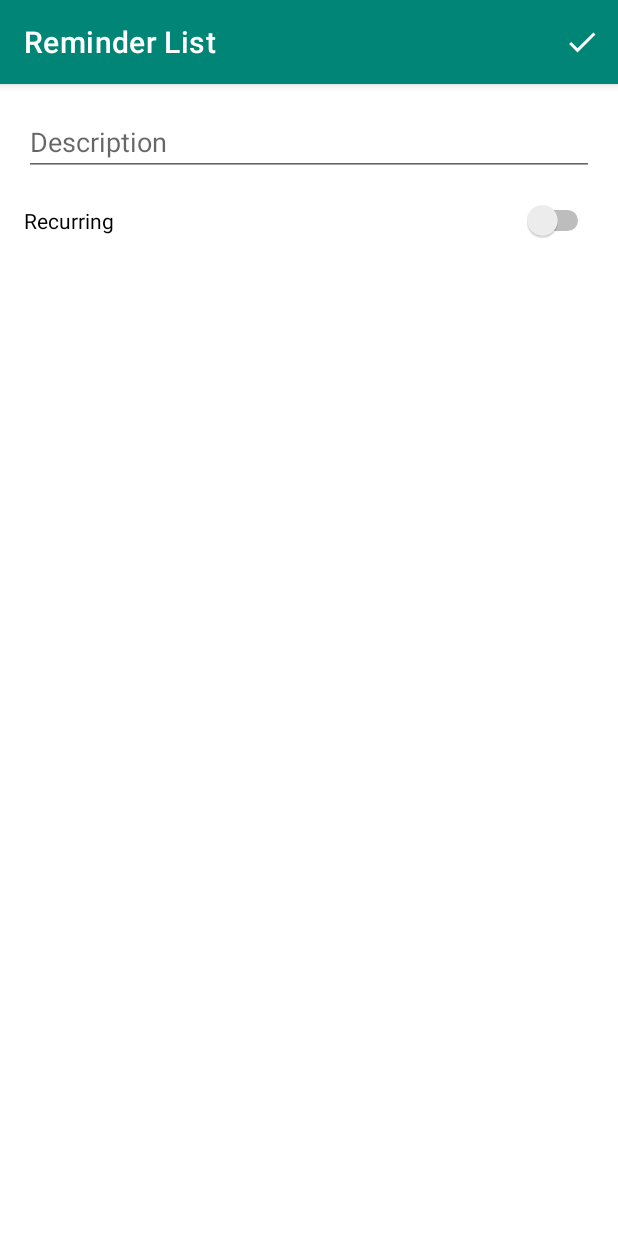
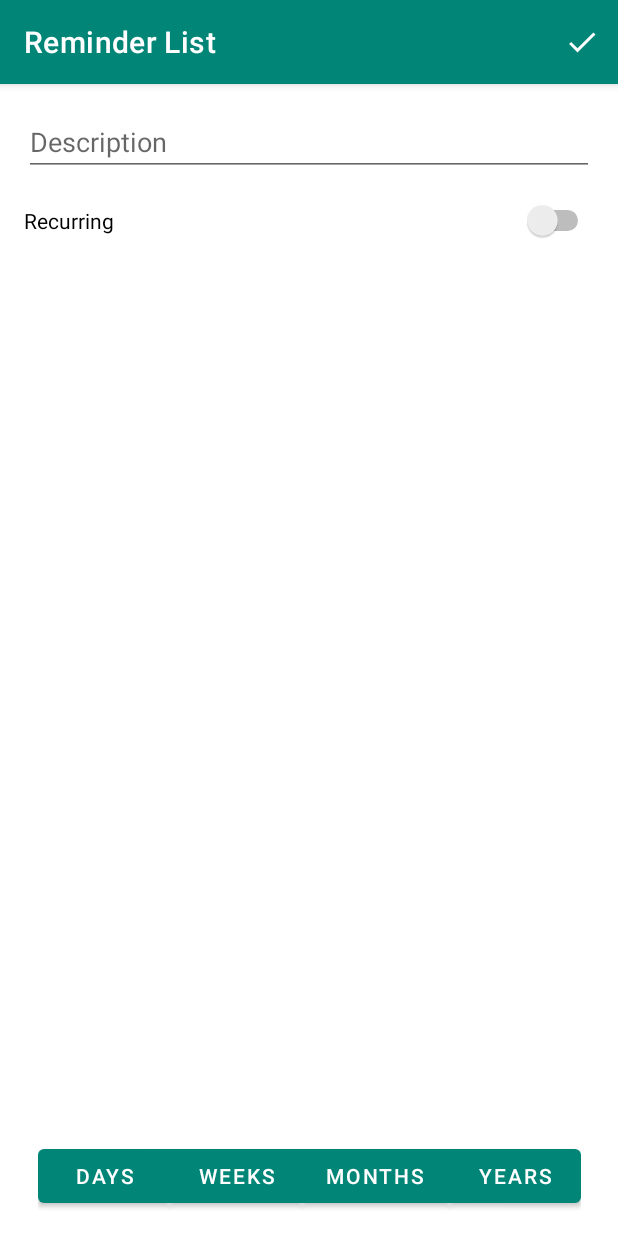
Before and after one commit to linucksrox/ReminderList, an Android app: the NewItemFragment screen opened through its navigation route, on a phone screen of 412 x 824 dp. Run offline under Robolectric (Android 15) with nearby library versions, the phone set to English and light mode, and no system bars; our stand-ins replace Room's generated code, data binding.

Commit message:
Add material design button group on add new screen

```diff
--- a/app/build.gradle
+++ b/app/build.gradle
@@ -22,6 +22,11 @@ android {
 
         kotlinOptions {
             jvmTarget = "1.8"
+        }
+
+        compileOptions {
+            sourceCompatibility JavaVersion.VERSION_1_8
+            targetCompatibility JavaVersion.VERSION_1_8
         }
     }
     buildTypes {
@@ -52,7 +57,7 @@ dependencies {
     implementation "androidx.cardview:cardview:1.0.0"
 
     // Material design
-    implementation 'com.google.android.material:material:1.1.0-alpha07'
+    implementation 'com.google.android.material:material:1.1.0-alpha08'
 
     // Room
     def room_version = '2.1.0'
--- a/app/src/main/res/layout/fragment_new_item.xml
+++ b/app/src/main/res/layout/fragment_new_item.xml
@@ -41,5 +41,42 @@
             app:layout_constraintEnd_toEndOf="parent"
             app:layout_constraintStart_toStartOf="parent"
             app:layout_constraintTop_toBottomOf="@+id/description_input" />
+
+        <com.google.android.material.button.MaterialButtonToggleGroup
+            android:id="@+id/btn_group_time_interval"
+            android:layout_width="wrap_content"
+            android:layout_height="wrap_content"
+            android:layout_marginStart="16dp"
+            android:layout_marginEnd="16dp"
+            android:layout_marginBottom="16dp"
+            app:layout_constraintBottom_toBottomOf="parent"
+            app:layout_constraintEnd_toEndOf="parent"
+            app:layout_constraintStart_toStartOf="parent">
+
+            <com.google.android.material.button.MaterialButton
+                android:id="@+id/btn_days"
+                android:layout_width="wrap_content"
+                android:layout_height="wrap_content"
+                android:text="Days" />
+
+            <com.google.android.material.button.MaterialButton
+                android:id="@+id/btn_weeks"
+                android:layout_width="wrap_content"
+                android:layout_height="wrap_content"
+                android:text="Weeks" />
+
+            <com.google.android.material.button.MaterialButton
+                android:id="@+id/btn_months"
+                android:layout_width="wrap_content"
+                android:layout_height="wrap_content"
+                android:text="Months" />
+
+            <com.google.android.material.button.MaterialButton
+                android:id="@+id/btn_years"
+                android:layout_width="wrap_content"
+                android:layout_height="wrap_content"
+                android:text="Years" />
+
+        </com.google.android.material.button.MaterialButtonToggleGroup>
     </androidx.constraintlayout.widget.ConstraintLayout>
 </layout>
```
